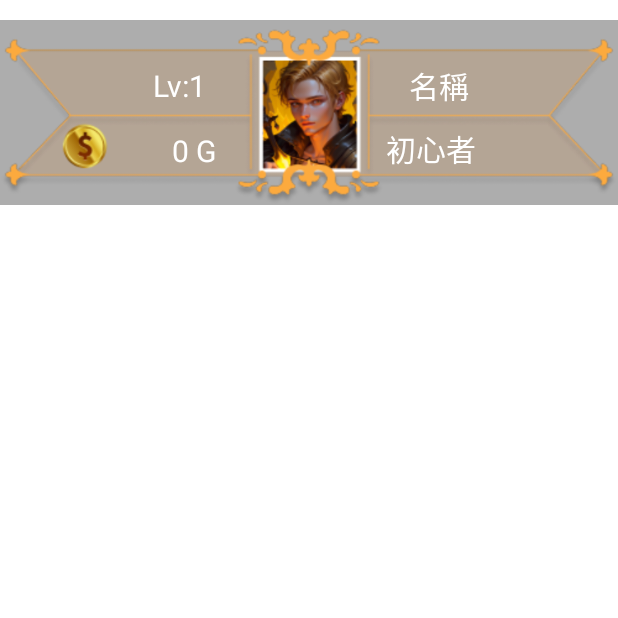
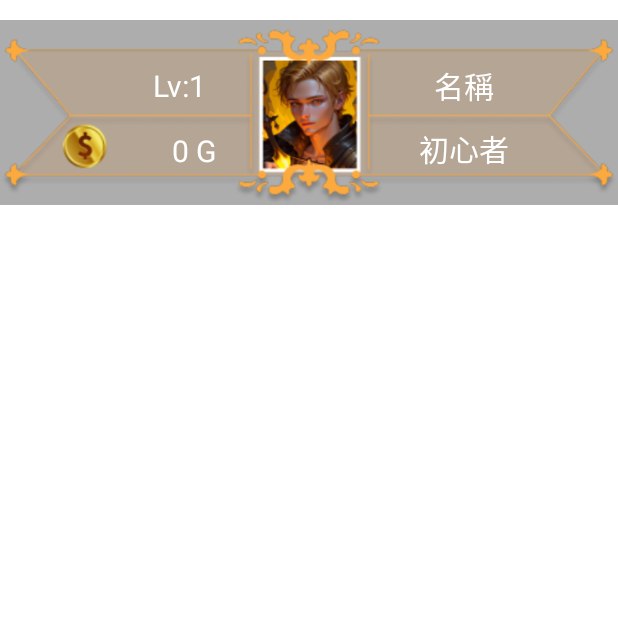
Before and after one commit to JavaGameLab413/JavaGame, an Android app: the PlayerInfoLayout screen opened directly, with no data from a screen before it, on a phone screen of 412 x 824 dp, the top half of it. Run offline under Robolectric (Android 15) with nearby library versions, the phone set to English and light mode, and no system bars; Roboto replaces fonts that are not available here.

Commit message:
feat:調整名稱與稱號位置&修改註冊名字長度&修改帳號密碼toast

```diff
--- a/app/src/main/res/layout/activity_player_info_layout.xml
+++ b/app/src/main/res/layout/activity_player_info_layout.xml
@@ -81,7 +81,7 @@
                 android:textSize="20sp"
                 app:layout_constraintBottom_toBottomOf="parent"
                 app:layout_constraintEnd_toEndOf="parent"
-                app:layout_constraintHorizontal_bias="0.4"
+                app:layout_constraintHorizontal_bias="0.5"
                 app:layout_constraintStart_toStartOf="parent"
                 app:layout_constraintTop_toTopOf="parent"
                 app:layout_constraintVertical_bias="0.45" />
@@ -95,7 +95,7 @@
                 android:textSize="20sp"
                 app:layout_constraintBottom_toBottomOf="parent"
                 app:layout_constraintEnd_toEndOf="parent"
-                app:layout_constraintHorizontal_bias="0.35"
+                app:layout_constraintHorizontal_bias="0.5"
                 app:layout_constraintStart_toStartOf="parent"
                 app:layout_constraintTop_toTopOf="parent"
                 app:layout_constraintVertical_bias="0.9" />
```
Also changed, not shown: app/src/main/java/com/example/myapplication/Signup.kt (+3 -7 lines).
